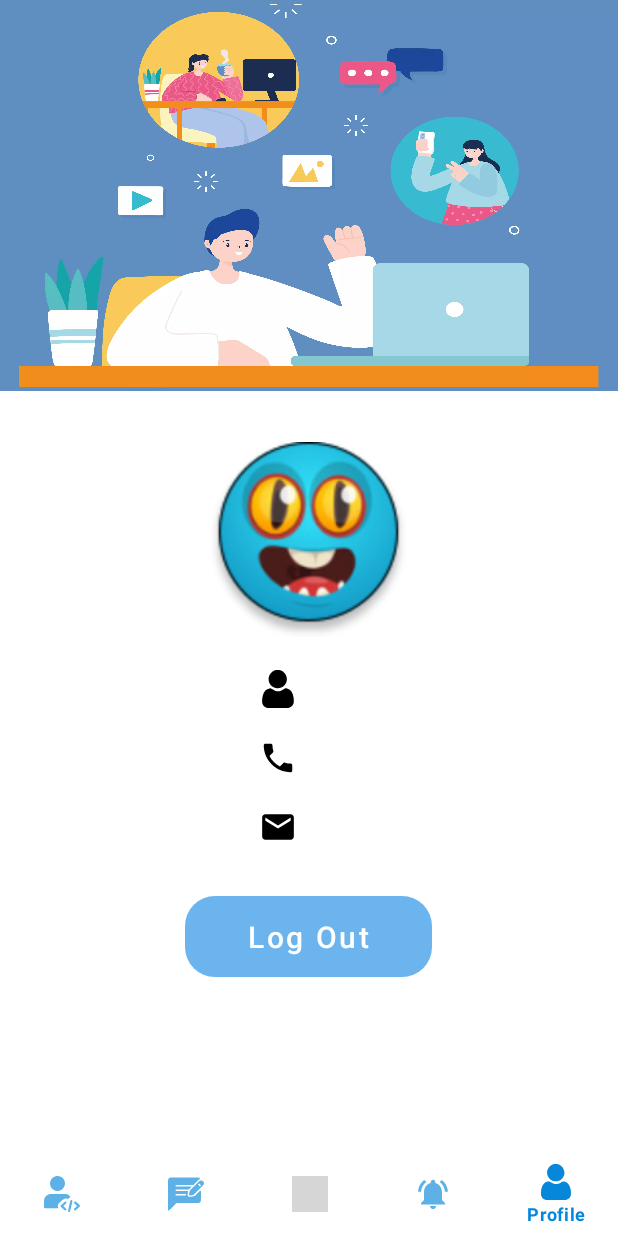
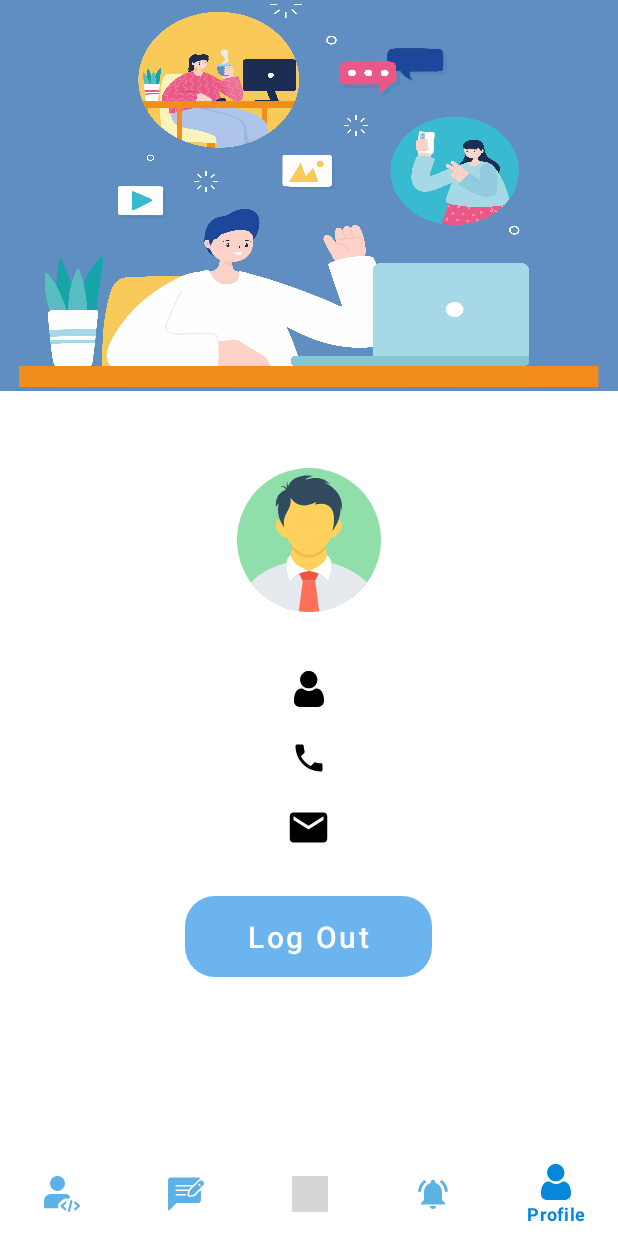
Before and after one commit to Hiteshsukhwani29/Estudier, an Android app: the screen it shows after launch once a user with an empty profile is signed in (Main2Activity), item 5 of the bottom bar chosen, on a phone screen of 412 x 824 dp. Run offline under Robolectric (Android 15) with nearby library versions, the phone set to English and light mode, and no system bars; our stand-ins replace Firebase (no records; nobody signed in at launch, a user with empty details on screens opened directly), Picasso; pictures from the network do not load; Roboto replaces fonts that are not available here; grey boxes are pictures that could not be loaded.

Commit message:
Add Minor Changes

```diff
--- /dev/null
+++ b/app/src/main/res/drawable/ic_profile_pic.xml
@@ -0,0 +1,39 @@
+<vector xmlns:android="http://schemas.android.com/apk/res/android"
+    android:width="508dp"
+    android:height="508dp"
+    android:viewportWidth="508"
+    android:viewportHeight="508">
+  <path
+      android:pathData="M254,254m-254,0a254,254 0,1 1,508 0a254,254 0,1 1,-508 0"
+      android:fillColor="#90DFAA"/>
+  <path
+      android:pathData="M255.2,363.2c-0.4,0 -0.8,0.4 -1.6,0.4c-0.4,0 -0.8,-0.4 -1.6,-0.4H255.2z"
+      android:fillColor="#E6E9EE"/>
+  <path
+      android:pathData="M458.4,404c-46,62.8 -120.8,104 -204.8,104S95.2,467.2 48.8,404c36,-38.4 84.8,-58.8 125.6,-69.2c-3.6,29.2 11.6,68.4 12,67.2c15.2,-35.2 66.8,-38.4 66.8,-38.4s51.6,2.8 67.2,38.4c0.4,0.8 15.6,-38 12,-67.2C373.6,345.2 422.4,365.6 458.4,404z"
+      android:fillColor="#E6E9EE"/>
+  <path
+      android:pathData="M316.8,308L316.8,308c0,5.2 -3.2,32.8 -61.6,55.2H252c-58.4,-22.4 -61.6,-50 -61.6,-55.2l0,0c0.4,-10.4 2.8,-20.8 7.2,-30.4c16,18 35.2,30 56,30c20.4,0 40,-11.6 56,-30C314,287.2 316.8,297.6 316.8,308z"
+      android:fillColor="#FFD05B"/>
+  <path
+      android:pathData="M288.4,372.4L275.6,398h-44l-12.8,-25.6c17.6,-7.6 34.8,-8.8 34.8,-8.8S271.2,364.8 288.4,372.4z"
+      android:fillColor="#F1543F"/>
+  <path
+      android:pathData="M218,505.6c11.6,1.6 23.6,2.4 36,2.4c12,0 24,-0.8 36,-2.4l-14,-107.2h-44L218,505.6z"
+      android:fillColor="#FF7058"/>
+  <path
+      android:pathData="M316.8,307.2c0,0 2.8,32 -63.2,56.4c0,0 51.6,2.8 67.2,38.4C321.2,403.6 351.2,326 316.8,307.2z"
+      android:fillColor="#FFFFFF"/>
+  <path
+      android:pathData="M190.4,307.2c-34,18.8 -4.4,96 -3.6,94.8c15.2,-35.2 67.2,-38.4 67.2,-38.4C187.6,339.2 190.4,307.2 190.4,307.2z"
+      android:fillColor="#FFFFFF"/>
+  <path
+      android:pathData="M312.8,285.6c-16.8,18 -36.8,29.6 -59.2,29.6s-42.4,-11.6 -59.2,-29.6c0.8,-2.8 2,-5.6 3.2,-8c16,18 35.2,30 56,30s40,-11.6 56,-30C310.8,280 312,282.8 312.8,285.6z"
+      android:fillColor="#F9B54C"/>
+  <path
+      android:pathData="M362.8,224.4c-8.4,14 -21.2,22.4 -30.8,20.8c-19.2,35.6 -47.2,62 -78.4,62s-59.2,-26.8 -78.4,-62c-9.6,1.2 -22.4,-6.8 -30.8,-20.8c-10,-16.4 -10.4,-34.4 -0.8,-40.4c2.4,-1.2 4.8,-2 7.6,-1.6c6.4,16.4 15.2,26.4 15.2,26.4c-9.2,-50.8 28.4,-56.4 22,-105.2c0,0 23.6,52.4 91.2,15.6l-5.2,10c94.4,-21.2 62.8,90 62,92.8c10.8,-13.6 17.6,-27.2 21.6,-39.6c1.6,0 3.6,0.8 4.8,1.6C373.2,189.6 372.8,208 362.8,224.4z"
+      android:fillColor="#FFD05B"/>
+  <path
+      android:pathData="M308,50.8c7.6,-0.8 20,6 20,6c-34,-38.8 -89.6,-14 -89.6,-14c18.8,-16 35.6,-14.4 35.6,-14.4c-79.6,-12 -93.2,35.6 -93.2,35.6c-3.6,-5.6 -3.6,-13.6 -3.2,-17.6C172,56 178,75.2 178,75.2c-5.6,-14 -25.2,-11.6 -25.2,-11.6c16.8,2.8 19.6,13.2 19.6,13.2c-42,15.6 -34.8,59.2 -34.8,59.2l10,-12c-12.4,47.6 19.2,84.4 19.2,84.4c-9.2,-50.8 28.4,-56.4 22,-105.2c0,0 23.6,52.4 91.2,15.6l-5.2,10c95.6,-21.6 62,93.2 62,93.2c34,-43.2 28.8,-87.6 28.8,-87.6l4,16C380.4,78.4 308,50.8 308,50.8z"
+      android:fillColor="#324A5E"/>
+</vector>
--- a/app/src/main/res/layout/frag_about_us.xml
+++ b/app/src/main/res/layout/frag_about_us.xml
@@ -204,11 +204,12 @@ Anyone from anywhere can learn without wasting a penny"
             android:layout_below="@+id/title_next_update"
             android:layout_width="match_parent"
             android:layout_height="wrap_content"
-
+            android:textSize="12sp"
+            android:paddingRight="20dp"
             android:lineSpacingExtra="8dp"
             android:paddingLeft="20dp"
             android:layout_marginTop="5dp"
-            android:text="•  Anyone can Bookmark his/her favourites videos/books\n
+            android:text=" •  Anyone can Bookmark his/her favourites videos/books\n
 •  Creating Better UI/UX\n
 •  More Colleges/Department will be Added\n
 •  We will work on space complexity to reduce network load"/>
--- a/app/src/main/res/layout/frag_profile.xml
+++ b/app/src/main/res/layout/frag_profile.xml
@@ -30,9 +30,10 @@
 
         <ImageView
             android:id="@+id/img_view2"
-            android:layout_width="130dp"
-            android:layout_height="130dp"
-            android:src="@drawable/profile_pic" />
+            android:layout_width="96dp"
+            android:layout_height="96dp"
+            android:src="@drawable/ic_profile_pic" />
+
     </LinearLayout>
 
     <RelativeLayout
@@ -48,16 +49,9 @@
             android:fontFamily="@font/raleway_bold"
             android:text=""
             android:textColor="@color/black"
+            android:textSize="18sp"
+            android:drawableLeft="@drawable/ic_profile" />
 
-            android:textSize="18sp" />
-
-        <View
-            android:layout_width="25dp"
-            android:layout_height="25dp"
-            android:layout_centerInParent="true"
-            android:layout_marginRight="8dp"
-            android:layout_toLeftOf="@+id/Profile_Name"
-            android:background="@drawable/ic_profile" />
 
 
     </RelativeLayout>
@@ -73,16 +67,10 @@
             android:layout_height="wrap_content"
             android:layout_centerInParent="true"
             android:text=""
+            android:drawableLeft="@drawable/ic_phone"
             android:textColor="@color/black"
             android:textSize="18sp" />
 
-        <ImageView
-            android:layout_width="25dp"
-            android:layout_height="25dp"
-            android:layout_centerInParent="true"
-            android:layout_marginRight="8dp"
-            android:layout_toLeftOf="@+id/Profile_Phoneno"
-            android:background="@drawable/ic_phone" />
 
 
     </RelativeLayout>
@@ -98,16 +86,11 @@
             android:layout_height="wrap_content"
             android:layout_centerInParent="true"
             android:text=""
+            android:drawableLeft="@drawable/ic_email"
             android:textColor="@color/black"
             android:textSize="18sp" />
 
-        <View
-            android:layout_width="25dp"
-            android:layout_height="25dp"
-            android:layout_centerInParent="true"
-            android:layout_marginRight="8dp"
-            android:layout_toLeftOf="@+id/Profile_Email"
-            android:background="@drawable/ic_email" />
+
 
 
     </RelativeLayout>
```
